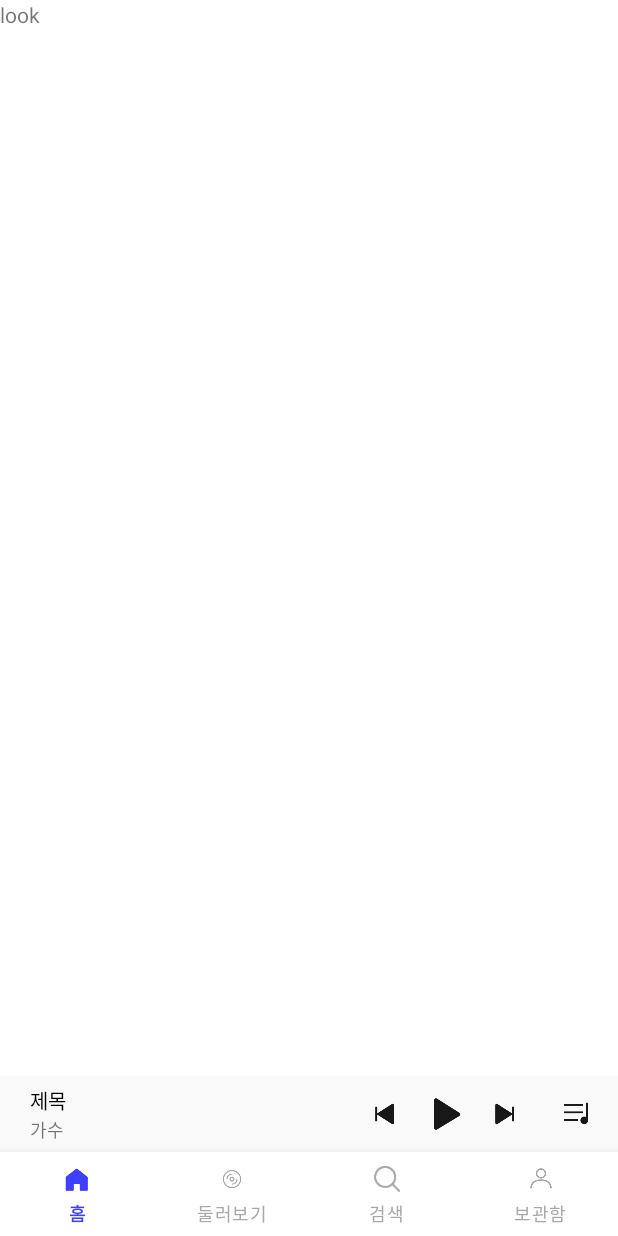
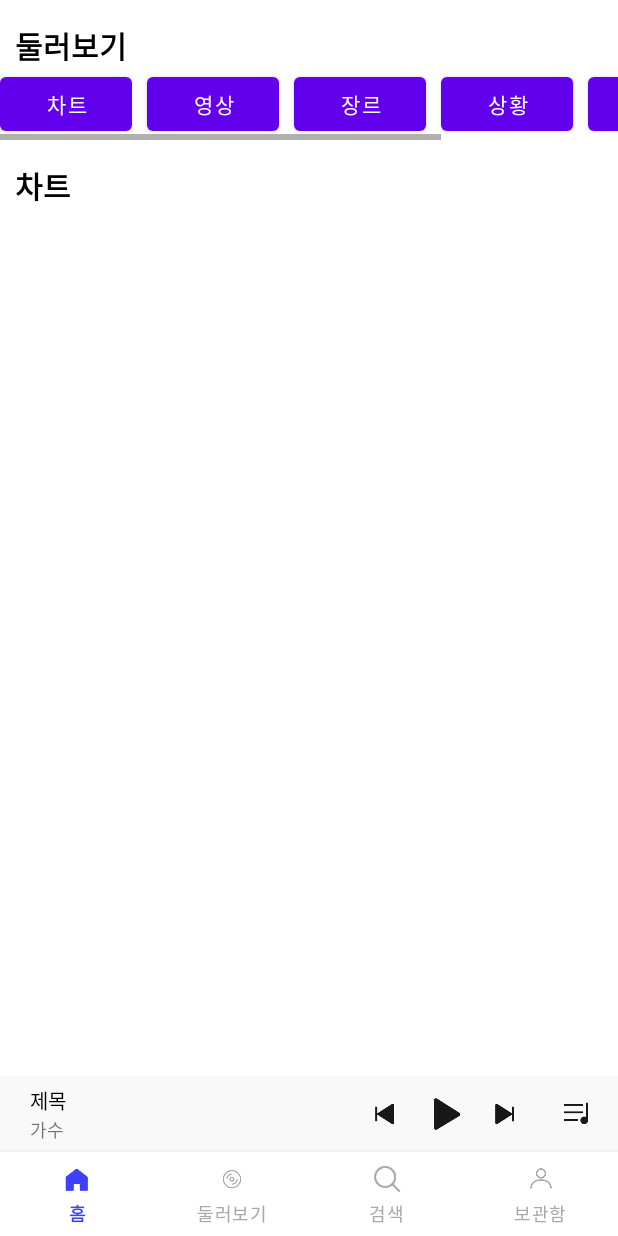
Before and after one commit to yunsuk990/FLO, an Android app: the screen it shows after launch (MainActivity), item 2 of the bottom bar chosen, on a phone screen of 412 x 824 dp. Run offline under Robolectric (Android 15) with nearby library versions, the phone set to English and light mode, and no system bars.

Commit message:
Update fragment_look.xml

```diff
--- a/app/src/main/res/layout/fragment_look.xml
+++ b/app/src/main/res/layout/fragment_look.xml
@@ -1,14 +1,81 @@
 <?xml version="1.0" encoding="utf-8"?>
-<FrameLayout xmlns:android="http://schemas.android.com/apk/res/android"
+<androidx.constraintlayout.widget.ConstraintLayout xmlns:android="http://schemas.android.com/apk/res/android"
     xmlns:tools="http://schemas.android.com/tools"
     android:layout_width="match_parent"
     android:layout_height="match_parent"
+    xmlns:app="http://schemas.android.com/apk/res-auto"
     tools:context=".lookFragment">
 
-    <!-- TODO: Update blank fragment layout -->
     <TextView
+        android:id="@+id/look_tv"
+        android:text="둘러보기"
+        android:textSize="20sp"
+        android:textStyle="bold"
+        android:textColor="@color/black"
+        android:layout_width="wrap_content"
+        android:layout_height="wrap_content"
+        android:layout_marginTop="15dp"
+        android:layout_marginStart="10dp"
+        app:layout_constraintStart_toStartOf="parent"
+        app:layout_constraintTop_toTopOf="parent"/>
+
+    <HorizontalScrollView
+        android:id="@+id/look_sv"
+        app:layout_constraintTop_toBottomOf="@+id/look_tv"
+        app:layout_constraintStart_toStartOf="parent"
         android:layout_width="match_parent"
-        android:layout_height="match_parent"
-        android:text="look"/>
+        android:layout_height="wrap_content">
+        <LinearLayout
+            android:orientation="horizontal"
+            android:layout_width="match_parent"
+            android:layout_height="wrap_content">
 
-</FrameLayout>
+            <Button
+                android:text="차트"
+                android:layout_width="wrap_content"
+                android:layout_height="wrap_content"/>
+            <Button
+                android:text="영상"
+                android:layout_marginLeft="10dp"
+                android:layout_width="wrap_content"
+                android:layout_height="wrap_content"/>
+            <Button
+                android:text="장르"
+                android:layout_marginLeft="10dp"
+                android:layout_width="wrap_content"
+                android:layout_height="wrap_content"/>
+            <Button
+                android:text="상황"
+                android:layout_marginLeft="10dp"
+                android:layout_width="wrap_content"
+                android:layout_height="wrap_content"/>
+            <Button
+                android:text="분위기"
+                android:layout_marginLeft="10dp"
+                android:layout_width="wrap_content"
+                android:layout_height="wrap_content"/>
+            <Button
+                android:text="차트"
+                android:layout_marginLeft="10dp"
+                android:layout_width="wrap_content"
+                android:layout_height="wrap_content"/>
+
+
+        </LinearLayout>
+    </HorizontalScrollView>
+
+    <TextView
+        android:text="차트"
+        android:textColor="@color/black"
+        android:textSize="20sp"
+        android:textStyle="bold"
+        android:layout_width="wrap_content"
+        android:layout_height="wrap_content"
+        android:layout_marginLeft="10dp"
+        android:layout_marginTop="15dp"
+        app:layout_constraintStart_toStartOf="parent"
+        app:layout_constraintTop_toBottomOf="@+id/look_sv"/>
+
+
+
+</androidx.constraintlayout.widget.ConstraintLayout>
```
